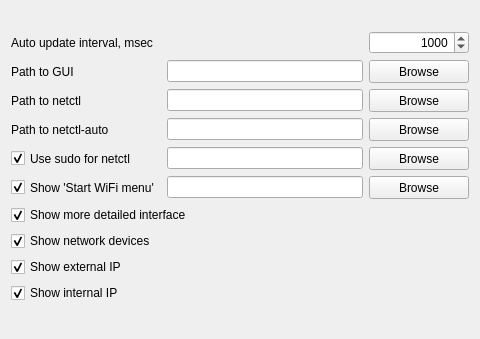
First picture: the form in sources/plasmoid/widget.ui, repository arcan1s/netctl-gui, before the edit.
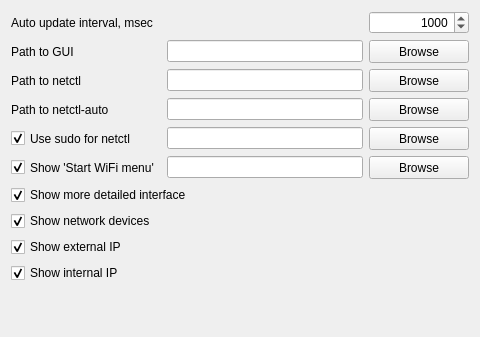
Second picture: the form after the edit.

Commit message: add click event, remove button TODO: refactoring (including removal of unneeded pointers) and normal resize event

What changed in the file:
```diff
--- a/sources/plasmoid/widget.ui
+++ b/sources/plasmoid/widget.ui
@@ -7,7 +7,7 @@
     <x>0</x>
     <y>0</y>
     <width>480</width>
-    <height>339</height>
+    <height>337</height>
    </rect>
   </property>
   <property name="minimumSize">
@@ -20,16 +20,6 @@
    <string notr="true">Configuration Window</string>
   </property>
   <layout class="QVBoxLayout" name="verticalLayout">
-   <item>
-    <widget class="QLabel" name="label_info">
-     <property name="text">
-      <string/>
-     </property>
-     <property name="alignment">
-      <set>Qt::AlignCenter</set>
-     </property>
-    </widget>
-   </item>
    <item>
     <layout class="QHBoxLayout" name="layout_autoUpdate">
      <item>
```
The commit also changes 2 other files.
